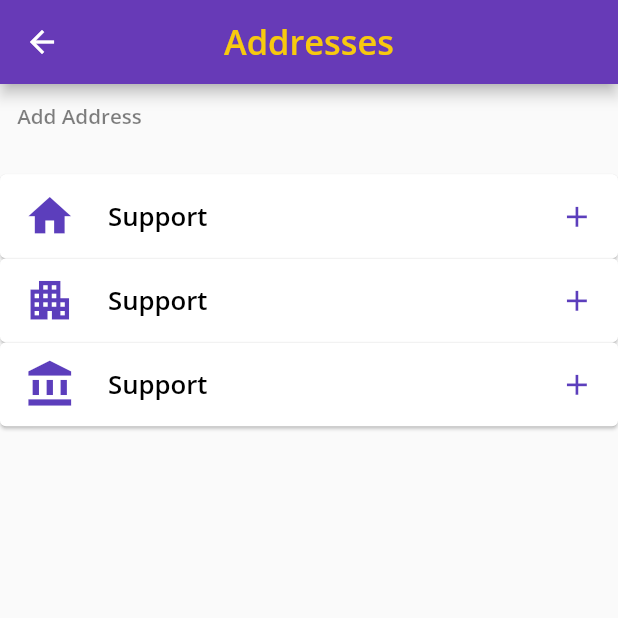
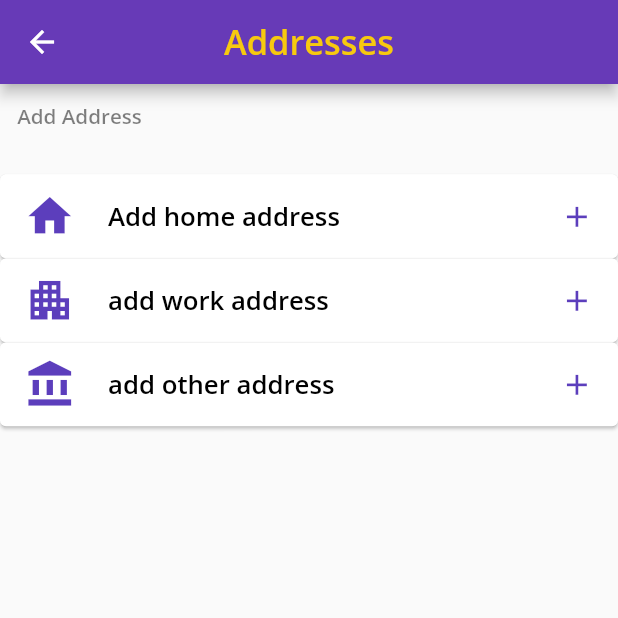
Before and after one commit to Osama7Star/IBasket, a Flutter app: the Addresses screen opened directly, on a phone screen of 412 x 824 dp, the top half of it. Run offline on Flutter 3.47's test engine with Material 2 defaults, Android fonts, the phone set to English and light mode, and no system bars; network calls fail.

Commit message:
- Finishing profile page - start working on Promotions

```diff
--- a/lib/main.dart
+++ b/lib/main.dart
@@ -1,6 +1,7 @@
 import 'package:flutter/material.dart';
 import 'package:getir_clone/screens/home/home.dart';
 import 'package:getir_clone/screens/profile/profile.dart';
+import 'package:getir_clone/screens/promotions/promotions.dart';
 
 
 void main() {
@@ -21,7 +22,7 @@ class MyApp extends StatelessWidget {
 
         primarySwatch: Colors.deepPurple,
       ),
-      home: const Profile(),
+      home: const Promotions(),
     );
   }
 }
--- a/lib/screens/GetirMore/home/widgets/widgets.dart
+++ b/lib/screens/GetirMore/home/widgets/widgets.dart
@@ -19,7 +19,7 @@ class Category extends StatelessWidget {
         {
           Navigator.push(
             context,
-            MaterialPageRoute(builder: (context) => Products()),
+            MaterialPageRoute(builder: (context) => Products(text: 'Products Details',)),
           );        },
       child: Container(
           decoration:const BoxDecoration(
--- a/lib/screens/custome_widgets/input_field.dart
+++ b/lib/screens/custome_widgets/input_field.dart
@@ -13,7 +13,7 @@ class InputField extends StatelessWidget {
     this.obscure = false,
     this.textInputType ,
     this.verticalPadding,
-    this.horizontalPadding, this.errorMessage, this.lengthErrorMessage, this.minLength=3, this.activeValidation = true,
+    this.horizontalPadding, this.errorMessage, this.lengthErrorMessage, this.minLength=3, this.activeValidation = true, this.prefixIcon,
   }) : super(key: key);
   final String labelText, hintText;
   final IconButton? icon;
@@ -30,6 +30,7 @@ class InputField extends StatelessWidget {
 
   final int minLength;
   final bool activeValidation;
+  final IconButton? prefixIcon;
 
   @override
   Widget build(BuildContext context) {
@@ -46,6 +47,7 @@ class InputField extends StatelessWidget {
       },
       keyboardType:textInputType?? TextInputType.text,
       decoration: InputDecoration(
+        prefixIcon: prefixIcon??Container(),
         labelText: labelText,
         contentPadding: EdgeInsets.symmetric(
             vertical: verticalPadding ?? CustomSizes.padding1,
--- a/lib/screens/profile/addresses.dart
+++ b/lib/screens/profile/addresses/add_address/addresses.dart
@@ -1,9 +1,12 @@
 import 'package:flutter/material.dart';
 import 'package:getir_clone/screens/custome_widgets/texts.dart';
 import 'package:getir_clone/screens/custome_widgets/widgets.dart';
+import 'package:getir_clone/screens/profile/custom_widgets/widgets.dart';
 import 'package:getir_clone/screens/profile/profile.dart';
 import 'package:getir_clone/utilities/colors.dart';
 import 'package:getir_clone/utilities/sizes.dart';
+
+import 'add_address.dart';
 
 class Addresses extends StatelessWidget {
   const Addresses({Key? key}) : super(key: key);
@@ -26,19 +29,30 @@ class Addresses extends StatelessWidget {
           SizedBox(height: CustomSizes.verticalSpace * 2),
           ProfileList(
               icon1: Icons.home,
-              text: 'Support',
+              text: 'Add home address',
               icon2: Icons.add,
-              function:(){}),
+              function:(){
+                Navigator.push(
+                  context,
+                  MaterialPageRoute(builder: (context) => AddAddress()),
+                );
+              }),
           ProfileList(
               icon1: Icons.apartment,
-              text: 'Support',
+              text: 'add work address',
               icon2: Icons.add,
-              function:(){}),
+              function:(){   Navigator.push(
+                context,
+                MaterialPageRoute(builder: (context) => AddAddress()),
+              );}),
           ProfileList(
               icon1: Icons.account_balance,
-              text: 'Support',
+              text: 'add other address',
               icon2: Icons.add,
-              function:(){}),
+              function:(){   Navigator.push(
+                context,
+                MaterialPageRoute(builder: (context) => AddAddress()),
+              );}),
         ]
       )
     );
--- /dev/null
+++ b/lib/screens/profile/custom_widgets/widgets.dart
@@ -0,0 +1,68 @@
+import 'package:flutter/material.dart';
+import 'package:getir_clone/screens/custome_widgets/texts.dart';
+import 'package:getir_clone/utilities/colors.dart';
+import 'package:getir_clone/utilities/sizes.dart';
+
+
+class ProfileList extends StatelessWidget {
+  const ProfileList({
+    Key? key,
+    required this.icon1,
+    required this.icon2,
+    required this.text,
+    this.isIcon1 = true,
+    this.isIcon2 = true,required this.function,
+  }) : super(key: key);
+
+  final IconData icon1, icon2;
+  final String text;
+
+  final isIcon1, isIcon2;
+
+  final Function() function ;
+
+  @override
+  Widget build(BuildContext context) {
+    return GestureDetector(
+      onTap:function,
+      child: Card(
+          margin: EdgeInsets.zero,
+          child: isIcon1
+              ? ListTile(
+            leading: isIcon1
+                ? Icon(icon1,
+                color: CustomColors.primary,
+                size: CustomSizes.iconSizeMedium)
+                : Container(width: 0),
+            title: CustomText(
+                text: text,
+                fontSize: CustomSizes.header4,
+                color: CustomColors.black,
+                isCenter: false,
+                fontWeight: FontWeight.bold),
+            trailing: isIcon2
+                ? Icon(icon2,
+                color: CustomColors.primary, size: CustomSizes.iconSize)
+                : Container(width: 0),
+          )
+              : Padding(
+            padding: EdgeInsets.all(CustomSizes.padding4),
+            child: Row(
+                mainAxisAlignment: MainAxisAlignment.spaceBetween,
+                children: [
+                  CustomText(
+                      text: text,
+                      fontSize: CustomSizes.header4,
+                      color: CustomColors.black,
+                      isCenter: false,
+                      fontWeight: FontWeight.bold),
+                  isIcon2
+                      ? Icon(icon2,
+                      color: CustomColors.primary,
+                      size: CustomSizes.iconSize)
+                      : Container(width: 0)
+                ]),
+          )),
+    );
+  }
+}
--- a/lib/screens/profile/profile.dart
+++ b/lib/screens/profile/profile.dart
@@ -1,11 +1,15 @@
 import 'package:flutter/material.dart';
+import 'package:getir_clone/screens/GetirMore/products/products.dart';
 import 'package:getir_clone/screens/authentication/login/login.dart';
 import 'package:getir_clone/screens/custome_widgets/texts.dart';
 import 'package:getir_clone/screens/custome_widgets/widgets.dart';
+import 'package:getir_clone/screens/profile/support/support.dart';
 import 'package:getir_clone/utilities/colors.dart';
 import 'package:getir_clone/utilities/sizes.dart';
 
-import 'addresses.dart';
+import 'addresses/add_address/addresses.dart';
+import 'custom_widgets/widgets.dart';
+import 'language/language.dart';
 
 class Profile extends StatelessWidget {
   const Profile({Key? key}) : super(key: key);
@@ -21,7 +25,7 @@ class Profile extends StatelessWidget {
               icon1: Icons.person,
               text: 'Login',
               icon2: Icons.arrow_forward_ios,
-          function:(){
+              function: () {
                 Navigator.push(
                   context,
                   MaterialPageRoute(builder: (context) => Login()),
@@ -32,25 +36,31 @@ class Profile extends StatelessWidget {
               icon1: Icons.location_on_rounded,
               text: 'My Addresses',
               icon2: Icons.arrow_forward_ios,
-           function:(){Navigator.push(
+              function: () {
+                Navigator.push(
                   context,
                   MaterialPageRoute(builder: (context) => Addresses()),
-           );}),
+                );
+              }),
           ProfileList(
               icon1: Icons.favorite,
               text: 'Favourite Products',
               icon2: Icons.arrow_forward_ios,
-               function:(){}),
+              function: () {
+                Navigator.push(
+                  context,
+                  MaterialPageRoute(builder: (context) => Products(text: 'Favourite Products',showCategories:false)),
+                );
+              }),
           ProfileList(
               icon1: Icons.contact_support,
               text: 'Support',
               icon2: Icons.arrow_forward_ios,
-               function:(){}),
-           ProfileList(
-              icon1: Icons.contact_support,
-              text: 'Support',
-              icon2: Icons.arrow_forward_ios,
-               function:(){}),
+              function: () { Navigator.push(
+                context,
+                MaterialPageRoute(builder: (context) => Support()),
+              );}),
+
           SizedBox(height: CustomSizes.verticalSpace * 2),
           Padding(
             padding: EdgeInsets.all(CustomSizes.padding5),
@@ -63,10 +73,15 @@ class Profile extends StatelessWidget {
           SizedBox(height: CustomSizes.verticalSpace * 2),
           ProfileList(
               icon1: Icons.contact_support,
-              text: 'Support',
+              text: 'English',
               icon2: Icons.arrow_forward_ios,
               isIcon1: false,
-              function:(){}),
+              function: () {
+                Navigator.push(
+                  context,
+                  MaterialPageRoute(builder: (context) => Language()),
+                );
+              }),
           SizedBox(height: CustomSizes.verticalSpace * 2),
           Padding(
             padding: EdgeInsets.all(CustomSizes.padding5),
@@ -82,70 +97,7 @@ class Profile extends StatelessWidget {
               icon2: Icons.arrow_forward_ios,
               isIcon1: false,
               isIcon2: false,
-              function:(){}),
+              function: () {}),
         ]));
   }
 }
-
-class ProfileList extends StatelessWidget {
-  const ProfileList({
-    Key? key,
-    required this.icon1,
-    required this.icon2,
-    required this.text,
-    this.isIcon1 = true,
-    this.isIcon2 = true,required this.function,
-  }) : super(key: key);
-
-  final IconData icon1, icon2;
-  final String text;
-
-  final isIcon1, isIcon2;
-
-  final Function() function ;
-
-  @override
-  Widget build(BuildContext context) {
-    return GestureDetector(
-      onTap:function,
-      child: Card(
-          margin: EdgeInsets.zero,
-          child: isIcon1
-              ? ListTile(
-                  leading: isIcon1
-                      ? Icon(icon1,
-                          color: CustomColors.primary,
-                          size: CustomSizes.iconSizeMedium)
-                      : Container(width: 0),
-                  title: CustomText(
-                      text: text,
-                      fontSize: CustomSizes.header4,
-                      color: CustomColors.black,
-                      isCenter: false,
-                      fontWeight: FontWeight.bold),
-                  trailing: isIcon2
-                      ? Icon(icon2,
-                          color: CustomColors.primary, size: CustomSizes.iconSize)
-                      : Container(width: 0),
-                )
-              : Padding(
-                  padding: EdgeInsets.all(CustomSizes.padding4),
-                  child: Row(
-                      mainAxisAlignment: MainAxisAlignment.spaceBetween,
-                      children: [
-                        CustomText(
-                            text: text,
-                            fontSize: CustomSizes.header4,
-                            color: CustomColors.black,
-                            isCenter: false,
-                            fontWeight: FontWeight.bold),
-                        isIcon2
-                            ? Icon(icon2,
-                                color: CustomColors.primary,
-                                size: CustomSizes.iconSize)
-                            : Container(width: 0)
-                      ]),
-                )),
-    );
-  }
-}
--- a/pubspec.yaml
+++ b/pubspec.yaml
@@ -34,7 +34,6 @@ dependencies:
   # The following adds the Cupertino Icons font to your application.
   # Use with the CupertinoIcons class for iOS style icons.
   cupertino_icons: ^1.0.2
-
 dev_dependencies:
   flutter_test:
     sdk: flutter
```
Also changed, not shown: lib/screens/GetirMore/products/products.dart (+9 -2 lines), lib/screens/authentication/login/login.dart (+18 -2 lines), lib/screens/profile/addresses/add_address/add_address.dart (added, +35 -0 lines), lib/screens/profile/language/language.dart (added, +33 -0 lines), lib/screens/profile/support/support.dart (added, +34 -0 lines), lib/screens/promotions/promotions.dart (added, +100 -0 lines), 1 other file. Lines whose indentation alone changed are shown as unchanged.
